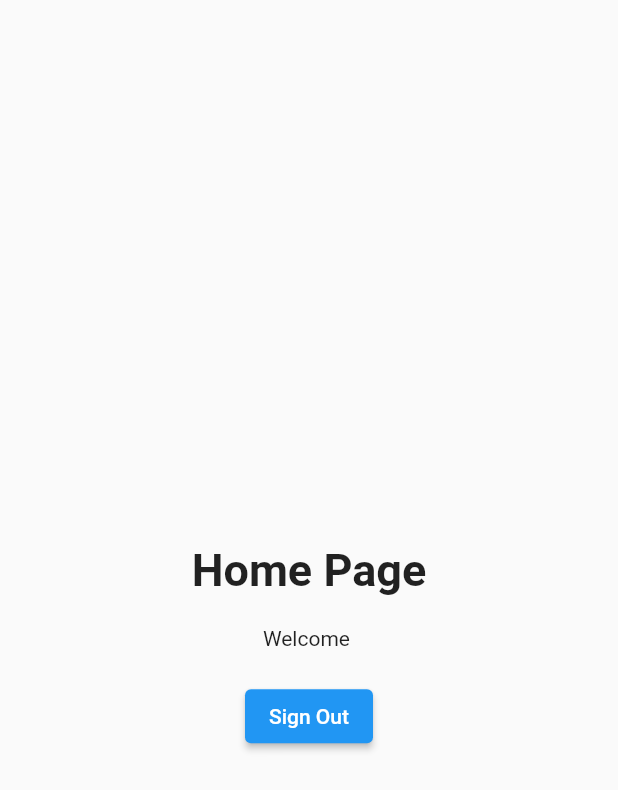
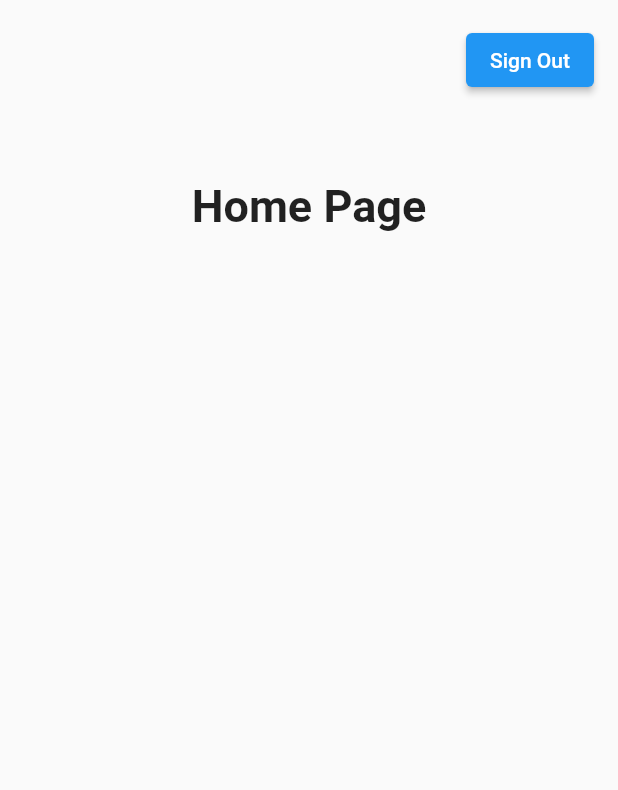
Before and after one commit to silokilo966/news_app, a Flutter app: the HomePage screen opened by its route, on a phone screen of 412 x 824 dp. Shown: the top 790 px of the screen. Run offline on Flutter 3.47's test engine with Material 2 defaults, Android fonts, the phone set to English and light mode, and no system bars; our stand-ins replace firebase_auth, firebase_core; accounts and stored records are empty.

Commit message:
branch 2

```diff
--- a/lib/Screens/home_page.dart
+++ b/lib/Screens/news_pages/home_page.dart
@@ -14,32 +14,26 @@ class _HomePageState extends State<HomePage> {
   Widget build(BuildContext context) {
     return Scaffold(
         body: Column(
-      mainAxisAlignment: MainAxisAlignment.center,
       children: [
+        Padding(
+          padding: const EdgeInsets.all(16.0),
+          child: Container(
+            alignment: Alignment.topRight,
+            child: ElevatedButton(
+              child: Text("Sign Out"),
+              onPressed: () {
+                signOut();
+                Navigator.of(context).pushReplacementNamed(Routes.loginScreen);
+              },
+            ),
+          ),
+        ),
         Container(
           padding: EdgeInsets.fromLTRB(0, 40, 0, 0),
           alignment: Alignment.topCenter,
           child: Text(
             "Home Page",
             style: TextStyle(fontSize: 30, fontWeight: FontWeight.w700),
-          ),
-        ),
-        const SizedBox(
-          height: 20,
-        ),
-        Center(
-          child: Text("Welcome ${FirebaseAuth.instance.currentUser!.email}"),
-        ),
-        const SizedBox(
-          height: 20,
-        ),
-        Center(
-          child: ElevatedButton(
-            child: Text("Sign Out"),
-            onPressed: () {
-              signOut();
-              Navigator.of(context).pushReplacementNamed(Routes.loginScreen);
-            },
           ),
         ),
       ],
--- a/lib/routes/routes.dart
+++ b/lib/routes/routes.dart
@@ -1,5 +1,5 @@
 import 'package:flutter/material.dart';
-import 'package:flutter_project/Screens/home_page.dart';
+import 'package:flutter_project/Screens/news_pages/home_page.dart';
 import 'package:flutter_project/Screens/login_screen.dart';
 import 'package:flutter_project/Screens/register_screen.dart';
 
```
Also changed, not shown: lib/models/drawer_model.dart (added, +55 -0 lines), lib/models/pages_data.dart (added).
